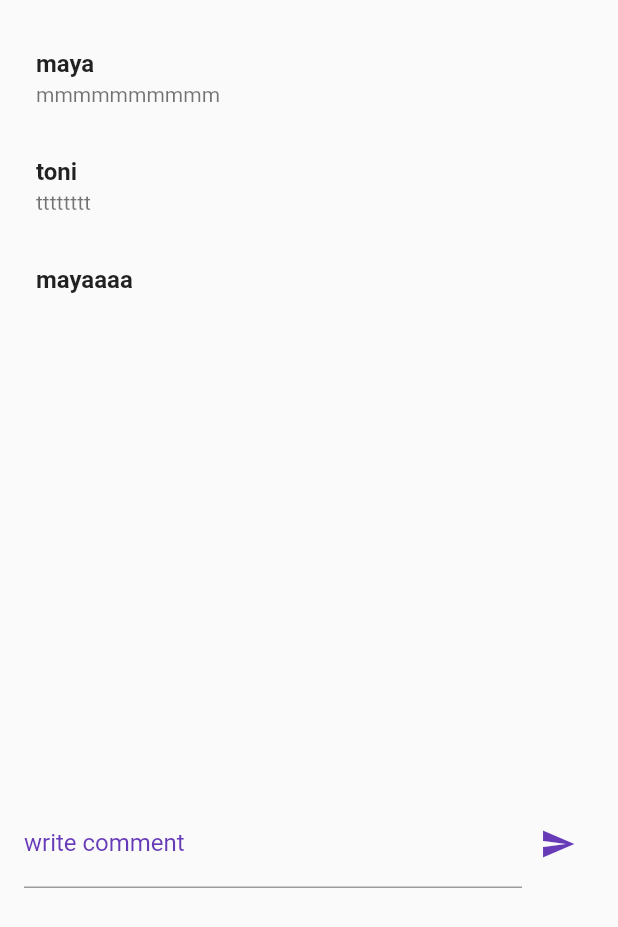
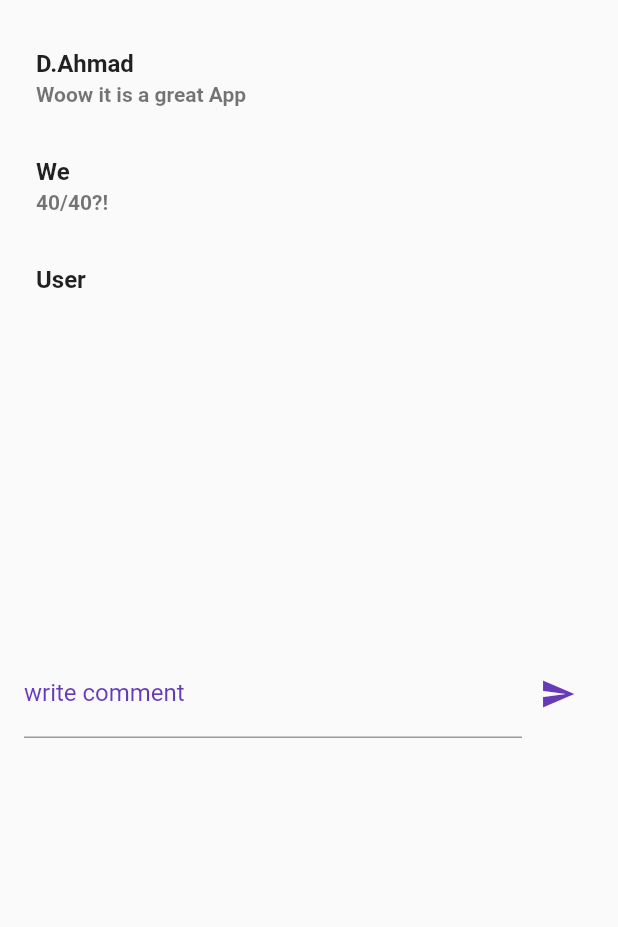
Before and after one commit to AntonDirani/cozy_mart_app, a Flutter app: the MyComment widget shown alone on an empty page, opened directly, after a tap on the "send" icon, on a phone screen of 412 x 824 dp. Shown: the top 927 px of the screen. Run offline on Flutter 3.47's test engine with Material 2 defaults, Android fonts, the phone set to English and light mode, and no system bars; our stand-ins replace dio, image_picker, like_button, shared_preferences, validators; accounts and stored records are empty; project files that could hold a hidden picture were left out.

Commit message:
mayaaaaaaaaaaa

```diff
--- a/lib/Screens/add_product.dart
+++ b/lib/Screens/add_product.dart
@@ -158,6 +158,9 @@ class _AddProductState extends State<AddProduct> {
                   key: formKey,
                   child: SingleChildScrollView(
                     child: Column(children: [
+                      SizedBox(
+                        height: 10,
+                      ),
                       Container(
                         height: 160,
                         width: 160,
--- a/lib/Screens/comment.dart
+++ b/lib/Screens/comment.dart
@@ -10,9 +10,10 @@ class MyComment extends StatefulWidget {
 class _MyCommentState extends State<MyComment> {
   TextEditingController commentController = TextEditingController();
   final formKey = GlobalKey<FormState>();
+
   List filedata = [
-    {'name': 'maya', 'message': 'mmmmmmmmmm'},
-    {'name': 'toni', 'message': 'tttttttt'},
+    {'name': 'D.Ahmad', 'message': 'Woow it is a great App '},
+    {'name': 'We', 'message': '40/40?!'},
   ];
 
   Widget commentChild() {
@@ -36,7 +37,13 @@ class _MyCommentState extends State<MyComment> {
                   filedata[index]['name'],
                   style: TextStyle(fontWeight: FontWeight.bold),
                 ),
-                subtitle: Text(filedata[index]['message']),
+
+                hoverColor: Colors.blueGrey,
+                selectedTileColor: Colors.deepPurple,
+                subtitle: Text(
+                  filedata[index]['message'],
+                  style: TextStyle(fontWeight: FontWeight.bold),
+                ),
               ),
             );
           },
@@ -50,7 +57,7 @@ class _MyCommentState extends State<MyComment> {
   Widget build(BuildContext context) {
     return SingleChildScrollView(
       child: Container(
-        height: 600,
+        height: 500,
         margin: EdgeInsets.only(top: 8),
         padding: EdgeInsets.all(8),
         child: Column(
@@ -74,7 +81,7 @@ class _MyCommentState extends State<MyComment> {
                         onPressed: () {
                           setState(() {
                             filedata.add({
-                              "name": "mayaaaa",
+                              "name": "User",
                               "message": "${commentController.text}"
                             });
                             commentController.clear();
```
